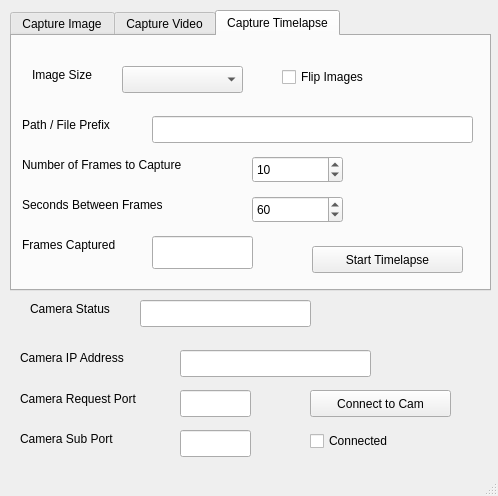
Above: sensor-server/pi_camera/gui/PiCamUIDesign.ui from alanc98/SensorServer before the change. Below: the same form after it.
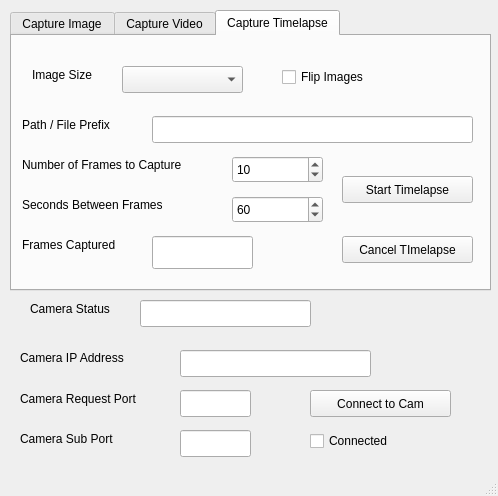
That is the form after the change. The open tabs and pages were chosen to show the change.

Commit message: added cancel buttons to GUI

```diff
--- a/sensor-server/pi_camera/gui/PiCamUIDesign.ui
+++ b/sensor-server/pi_camera/gui/PiCamUIDesign.ui
@@ -326,7 +326,7 @@
      <widget class="QSpinBox" name="timelapseFramesSpinBox">
       <property name="geometry">
        <rect>
-        <x>240</x>
+        <x>220</x>
         <y>120</y>
         <width>91</width>
         <height>27</height>
@@ -358,7 +358,7 @@
      <widget class="QSpinBox" name="timelapseDelaySpinBox">
       <property name="geometry">
        <rect>
-        <x>240</x>
+        <x>220</x>
         <y>160</y>
         <width>91</width>
         <height>27</height>
@@ -387,9 +387,9 @@
      <widget class="QPushButton" name="timelapsePushButton">
       <property name="geometry">
        <rect>
-        <x>300</x>
-        <y>210</y>
-        <width>151</width>
+        <x>330</x>
+        <y>140</y>
+        <width>131</width>
         <height>27</height>
        </rect>
       </property>
@@ -413,6 +413,19 @@
        <bool>true</bool>
       </property>
      </widget>
+     <widget class="QPushButton" name="cancelTimelapsePushButton">
+      <property name="geometry">
+       <rect>
+        <x>330</x>
+        <y>200</y>
+        <width>131</width>
+        <height>27</height>
+       </rect>
+      </property>
+      <property name="text">
+       <string>Cancel TImelapse</string>
+      </property>
+     </widget>
     </widget>
    </widget>
    <widget class="QLabel" name="label">
```
Left out of the diff: 17 changed lines with no effect on the pictures. The commit also changes 2 other files.
